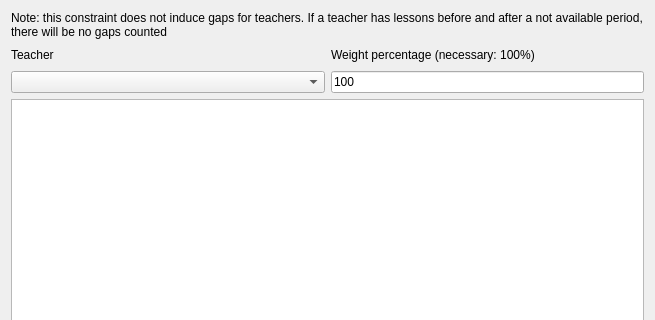
This is fet/src/interface/addconstraintteachernotavailabletimesform_template.ui in vonmecheln/fet as Qt 5 draws it before an edit; both pictures show x 0 to 655 and y 0 to 320 of the 655 by 532 pixel window. The edited form follows.
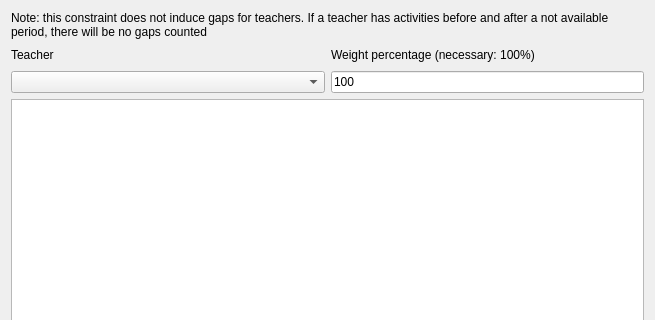
This is the edited form.

Patch:
```diff
--- a/fet/src/interface/addconstraintteachernotavailabletimesform_template.ui
+++ b/fet/src/interface/addconstraintteachernotavailabletimesform_template.ui
@@ -23,7 +23,7 @@
       </sizepolicy>
      </property>
      <property name="text">
-      <string>Note: this constraint does not induce gaps for teachers. If a teacher has lessons before and after a not available period, there will be no gaps counted</string>
+      <string>Note: this constraint does not induce gaps for teachers. If a teacher has activities before and after a not available period, there will be no gaps counted</string>
      </property>
      <property name="wordWrap">
       <bool>true</bool>
```
